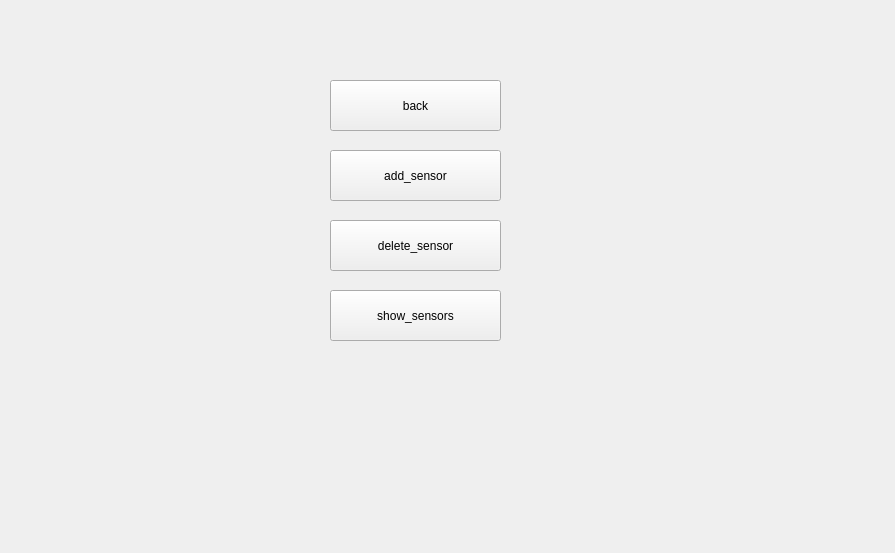
Qt form manage_sensors.ui (Max1Mcg/IoT_project) before a commit.
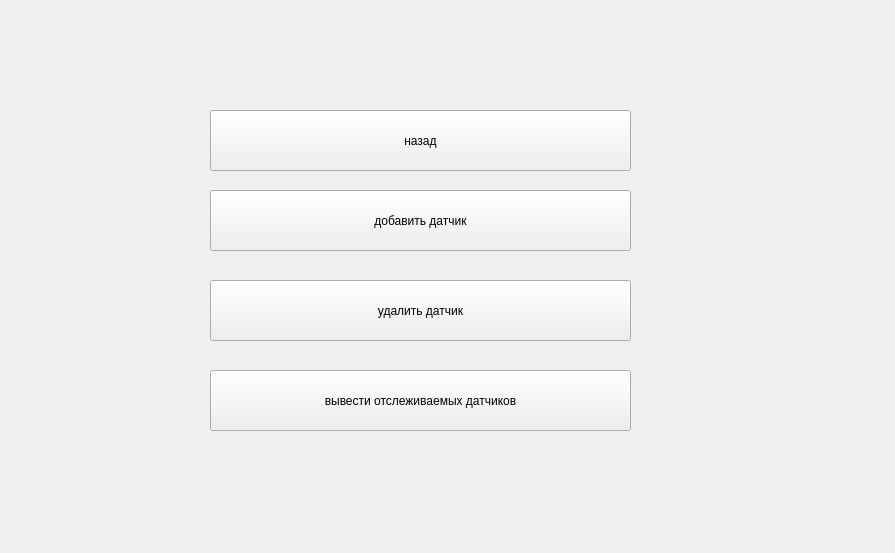
The same form after that commit.

Commit message: Resizing buttons and their position on widgets

```diff
--- a/manage_sensors.ui
+++ b/manage_sensors.ui
@@ -16,53 +16,53 @@
   <widget class="QPushButton" name="pushButton">
    <property name="geometry">
     <rect>
-     <x>330</x>
-     <y>150</y>
-     <width>171</width>
-     <height>51</height>
+     <x>210</x>
+     <y>190</y>
+     <width>421</width>
+     <height>61</height>
     </rect>
    </property>
    <property name="text">
-    <string>add_sensor</string>
+    <string>добавить датчик</string>
    </property>
   </widget>
   <widget class="QPushButton" name="pushButton_2">
    <property name="geometry">
     <rect>
-     <x>330</x>
-     <y>220</y>
-     <width>171</width>
-     <height>51</height>
+     <x>210</x>
+     <y>280</y>
+     <width>421</width>
+     <height>61</height>
     </rect>
    </property>
    <property name="text">
-    <string>delete_sensor</string>
+    <string>удалить датчик</string>
    </property>
   </widget>
   <widget class="QPushButton" name="pushButton_3">
    <property name="geometry">
     <rect>
-     <x>330</x>
-     <y>290</y>
-     <width>171</width>
-     <height>51</height>
+     <x>210</x>
+     <y>370</y>
+     <width>421</width>
+     <height>61</height>
     </rect>
    </property>
    <property name="text">
-    <string>show_sensors</string>
+    <string>вывести отслеживаемых датчиков</string>
    </property>
   </widget>
   <widget class="QPushButton" name="pushButton_4">
    <property name="geometry">
     <rect>
-     <x>330</x>
-     <y>80</y>
-     <width>171</width>
-     <height>51</height>
+     <x>210</x>
+     <y>110</y>
+     <width>421</width>
+     <height>61</height>
     </rect>
    </property>
    <property name="text">
-    <string>back</string>
+    <string>назад</string>
    </property>
   </widget>
  </widget>
```
The commit also changes 5 other files.
